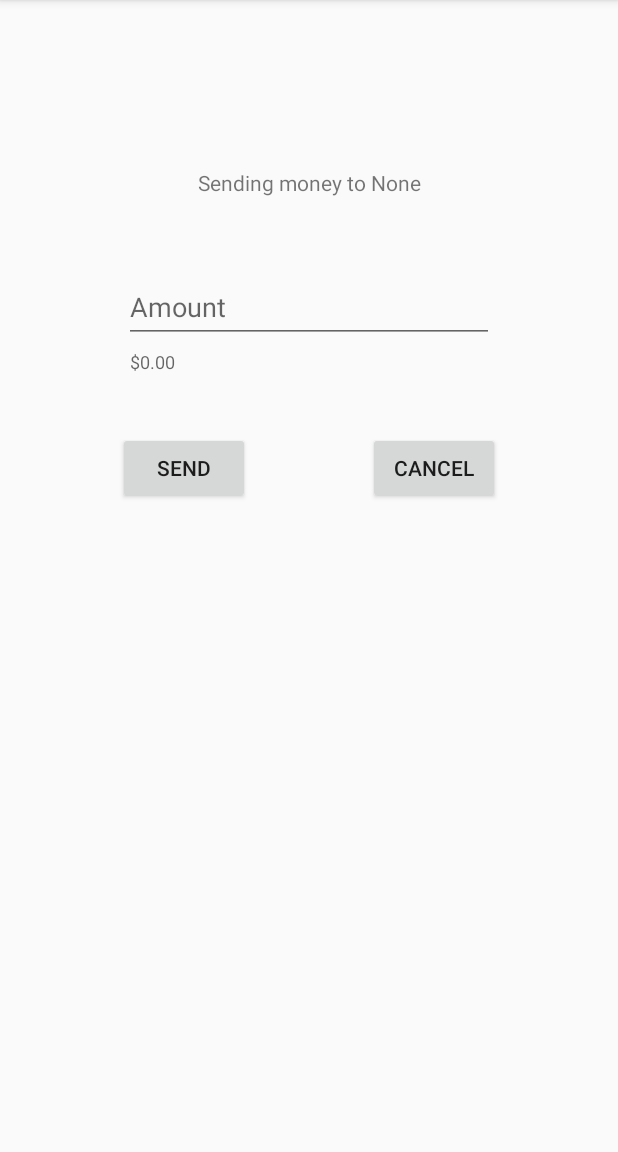
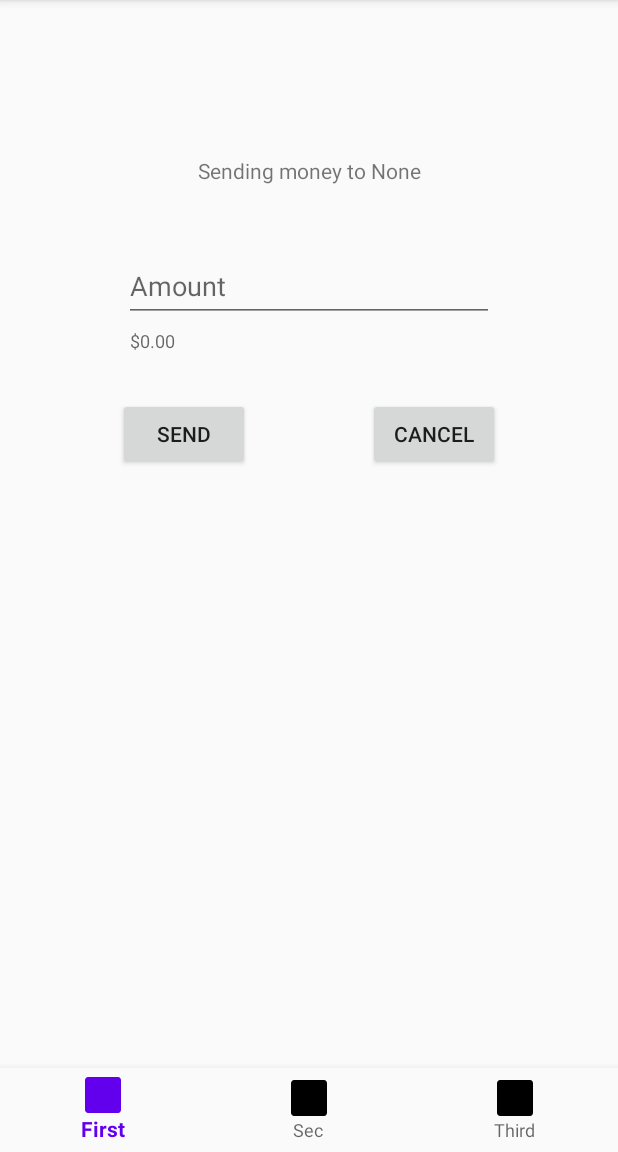
Before and after one commit to PalakSDarji/MyNavDemo, an Android app: the SpecifyAmountFragment screen opened through its navigation route, on a phone screen of 412 x 824 dp, the part 84-1236 px from its top. Run offline under Robolectric (Android 15) with nearby library versions, the phone set to English and light mode, and no system bars; our stand-ins replace navigation-ui.

Commit message:
Navigation SafeArgs added, bottomNavigationView added

```diff
--- a/app/src/main/java/com/palak/mynavdemo/ChooseRecipientFragment.kt
+++ b/app/src/main/java/com/palak/mynavdemo/ChooseRecipientFragment.kt
@@ -40,8 +40,10 @@ class ChooseRecipientFragment : Fragment(), View.OnClickListener {
         when(v!!.id){
             R.id.next_btn -> {
                 if(!TextUtils.isEmpty(input_recipient.text.toString())){
-                    val bundle = bundleOf("recipient" to input_recipient.text.toString())
-                    navController!!.navigate(R.id.action_chooseRecipientFragment_to_specifyAmountFragment, bundle)
+                    //val bundle = bundleOf("recipient" to input_recipient.text.toString())
+
+                    val action = ChooseRecipientFragmentDirections.actionChooseRecipientFragmentToSpecifyAmountFragment(input_recipient.text.toString())
+                    navController!!.navigate(action)
                 }
 
             }
--- /dev/null
+++ b/app/src/main/java/com/palak/mynavdemo/FirstNavFragment.kt
@@ -0,0 +1,22 @@
+package com.palak.mynavdemo
+
+import android.os.Bundle
+import androidx.fragment.app.Fragment
+import android.view.LayoutInflater
+import android.view.View
+import android.view.ViewGroup
+
+/**
+ * A simple [Fragment] subclass.
+ */
+class FirstNavFragment : Fragment() {
+
+    override fun onCreateView(
+        inflater: LayoutInflater, container: ViewGroup?,
+        savedInstanceState: Bundle?
+    ): View? {
+        // Inflate the layout for this fragment
+        return inflater.inflate(R.layout.fragment_first_nav, container, false)
+    }
+
+}
--- a/app/src/main/java/com/palak/mynavdemo/MainActivity.kt
+++ b/app/src/main/java/com/palak/mynavdemo/MainActivity.kt
@@ -3,6 +3,8 @@ package com.palak.mynavdemo
 import androidx.appcompat.app.AppCompatActivity
 import android.os.Bundle
 import androidx.fragment.app.findFragment
+import androidx.navigation.findNavController
+import androidx.navigation.ui.setupWithNavController
 import kotlinx.android.synthetic.main.activity_main.*
 
 class MainActivity : AppCompatActivity() {
@@ -12,4 +14,11 @@ class MainActivity : AppCompatActivity() {
         setContentView(R.layout.activity_main)
 
     }
+
+    override fun onResume() {
+        super.onResume()
+
+        bottomNav.setupWithNavController(findNavController(R.id.nav_host_fragment))
+
+    }
 }
--- a/app/src/main/java/com/palak/mynavdemo/SpecifyAmountFragment.kt
+++ b/app/src/main/java/com/palak/mynavdemo/SpecifyAmountFragment.kt
@@ -9,6 +9,7 @@ import android.view.ViewGroup
 import androidx.core.os.bundleOf
 import androidx.navigation.NavController
 import androidx.navigation.Navigation
+import androidx.navigation.fragment.navArgs
 import kotlinx.android.synthetic.main.fragment_specify_amount.*
 import java.math.BigDecimal
 
@@ -21,11 +22,12 @@ class SpecifyAmountFragment : Fragment(),View.OnClickListener {
 
     private lateinit var navController: NavController
     lateinit var recipientStr: String
+    val args : SpecifyAmountFragmentArgs by navArgs()
 
     override fun onCreate(savedInstanceState: Bundle?) {
         super.onCreate(savedInstanceState)
 
-        recipientStr = requireArguments().getString("recipient").toString()
+        recipientStr = args.recipient
     }
 
     override fun onCreateView(
@@ -50,9 +52,12 @@ class SpecifyAmountFragment : Fragment(),View.OnClickListener {
         when(v!!.id){
             R.id.send_btn -> {
                 if(!TextUtils.isEmpty(input_amount.text.toString())){
+
                     val amount = Money(BigDecimal(input_amount.text.toString()))
-                    val bundle = bundleOf("recipient" to recipientStr, "amount" to amount)
-                    navController.navigate(R.id.action_specifyAmountFragment_to_confirmationFragment, bundle)
+                    val action = SpecifyAmountFragmentDirections.actionSpecifyAmountFragmentToConfirmationFragment(recipientStr,amount)
+
+                    //val bundle = bundleOf("recipient" to recipientStr, "amount" to amount)
+                    navController.navigate(action)
                 }
             }
             R.id.cancel_btn -> {
--- a/app/src/main/res/layout/activity_main.xml
+++ b/app/src/main/res/layout/activity_main.xml
@@ -18,6 +18,20 @@
         app:layout_constraintTop_toTopOf="parent"
         app:layout_constraintBottom_toBottomOf="parent"
         app:defaultNavHost="true"
-        app:navGraph="@navigation/nav_graph" />
+        app:navGraph="@navigation/nav_graph"
+        app:layout_constraintBottom_toTopOf="@+id/bottomNav">
+
+    </androidx.fragment.app.FragmentContainerView>
+
+    <com.google.android.material.bottomnavigation.BottomNavigationView
+        android:id="@+id/bottomNav"
+        android:layout_width="match_parent"
+        android:layout_height="wrap_content"
+        app:layout_constraintBottom_toBottomOf="parent"
+        app:layout_constraintStart_toStartOf="parent"
+        app:layout_constraintEnd_toEndOf="parent"
+        android:background="?android:attr/windowBackground"
+        app:menu="@menu/menu"
+        />
 
 </androidx.constraintlayout.widget.ConstraintLayout>
--- /dev/null
+++ b/app/src/main/res/menu/menu.xml
@@ -0,0 +1,15 @@
+<?xml version="1.0" encoding="utf-8"?>
+<menu xmlns:android="http://schemas.android.com/apk/res/android">
+
+    <item android:id="@+id/firstNavFragment"
+         android:icon="@mipmap/ic_launcher"
+        android:title="First"/>
+
+    <item android:id="@+id/secNavFragment"
+        android:icon="@mipmap/ic_launcher"
+        android:title="Sec"/>
+
+    <item android:id="@+id/thirdNavFragment"
+        android:icon="@mipmap/ic_launcher"
+        android:title="Third"/>
+</menu>
--- a/app/src/main/res/navigation/nav_graph.xml
+++ b/app/src/main/res/navigation/nav_graph.xml
@@ -3,7 +3,7 @@
     xmlns:app="http://schemas.android.com/apk/res-auto"
     xmlns:tools="http://schemas.android.com/tools"
     android:id="@+id/nav_graph"
-    app:startDestination="@id/mainFragment">
+    app:startDestination="@id/firstNavFragment">
 
     <fragment
         android:id="@+id/mainFragment"
@@ -76,4 +76,23 @@
         android:name="com.palak.mynavdemo.SeeProfileActivity"
         android:label="activity_see_profile"
         tools:layout="@layout/activity_see_profile" />
+    <fragment
+        android:id="@+id/firstNavFragment"
+        android:name="com.palak.mynavdemo.FirstNavFragment"
+        android:label="fragment_first_nav"
+        tools:layout="@layout/fragment_first_nav" />
+    <fragment
+        android:id="@+id/secNavFragment"
+        android:name="com.palak.mynavdemo.SecNavFragment"
+        android:label="fragment_sec_nav"
+        tools:layout="@layout/fragment_sec_nav" />
+    <fragment
+        android:id="@+id/thirdNavFragment"
+        android:name="com.palak.mynavdemo.ThirdNavFragment"
+        android:label="fragment_third_nav"
+        tools:layout="@layout/fragment_third_nav" >
+        <action
+            android:id="@+id/action_thirdNavFragment_to_mainFragment"
+            app:destination="@id/mainFragment" />
+    </fragment>
 </navigation>
--- a/build.gradle
+++ b/build.gradle
@@ -8,7 +8,7 @@ buildscript {
 
     }
     dependencies {
-        classpath 'com.android.tools.build:gradle:3.6.2'
+        classpath 'com.android.tools.build:gradle:3.6.3'
         classpath "org.jetbrains.kotlin:kotlin-gradle-plugin:$kotlin_version"
         def nav_version = "2.3.0-alpha05"
         classpath "androidx.navigation:navigation-safe-args-gradle-plugin:$nav_version"
```
Also changed, not shown: app/src/main/java/com/palak/mynavdemo/SecNavFragment.kt (added, +22 -0 lines), app/src/main/java/com/palak/mynavdemo/ThirdNavFragment.kt (added, +42 -0 lines), app/src/main/res/layout/fragment_first_nav.xml (added, +15 -0 lines), app/src/main/res/layout/fragment_sec_nav.xml (added, +15 -0 lines), app/src/main/res/layout/fragment_third_nav.xml (added, +23 -0 lines).
